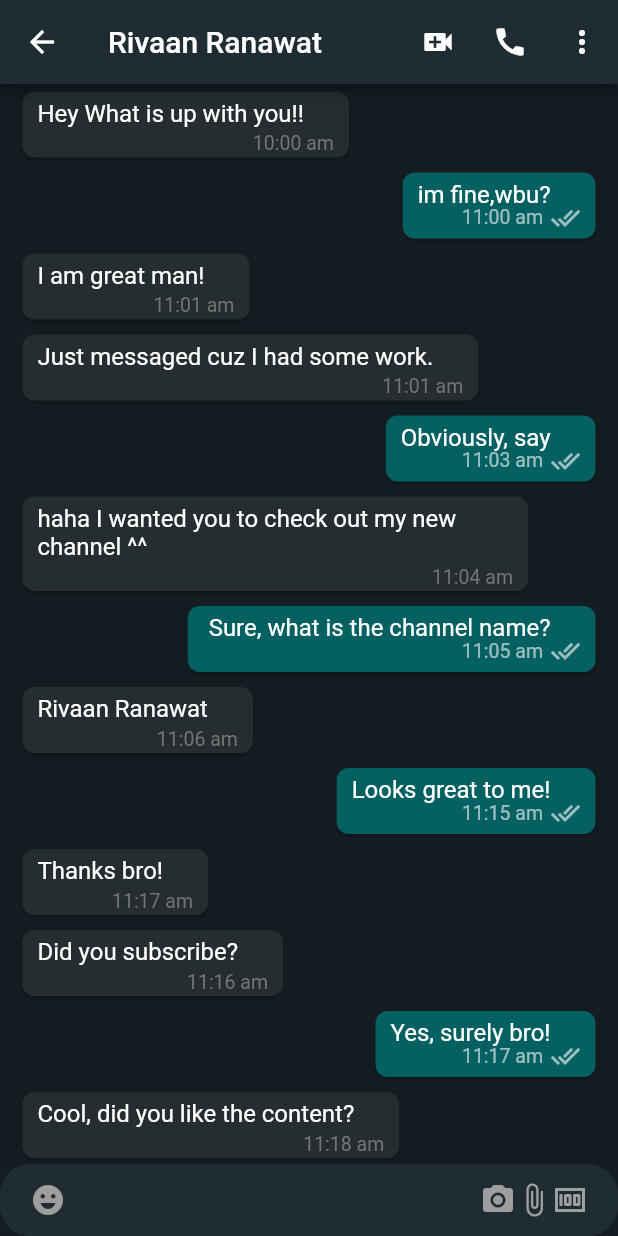
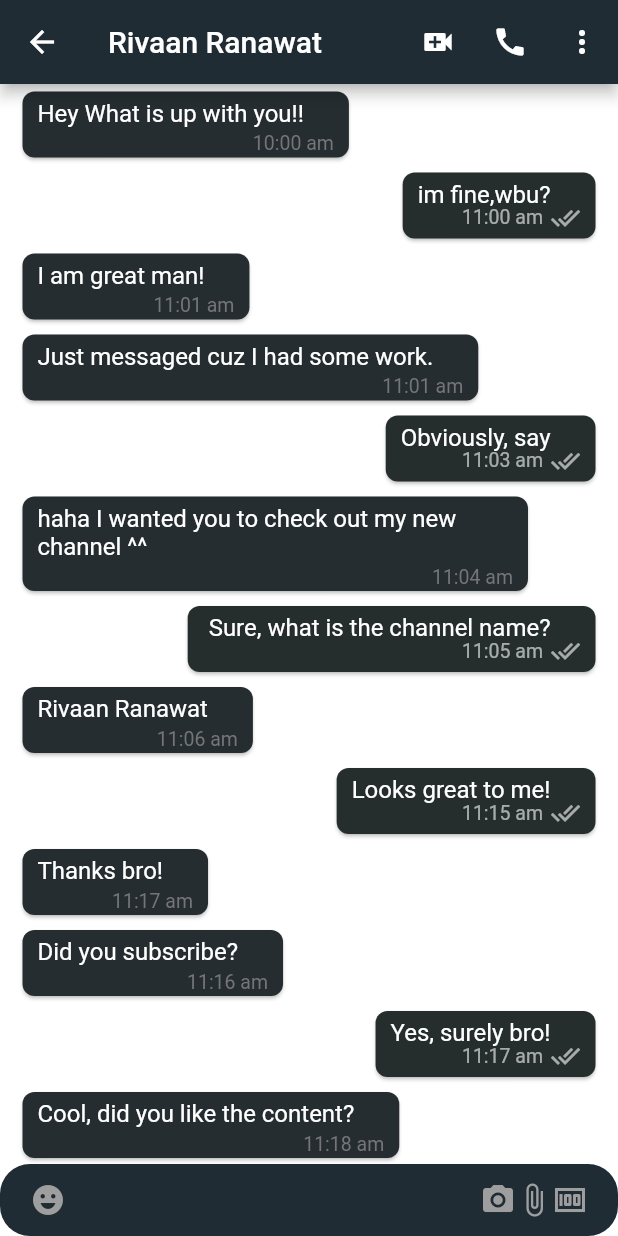
Before and after one commit to Hyakkimaru96/Chat-window, a Flutter app: the MobileChatScreen screen opened directly, on a phone screen of 412 x 824 dp. Run offline on Flutter 3.47's test engine with Material 2 defaults, Android fonts, the phone set to English and light mode, and no system bars; network calls fail.

Commit message:
Update colors.dart

```diff
--- a/lib/colors.dart
+++ b/lib/colors.dart
@@ -1,13 +1,13 @@
 import 'dart:ui';
 
-const backgroundColor = Color.fromRGBO(19, 28, 33,1);
-const textColor = Color.fromRGBO(241, 241, 242, 1);
+const backgroundColor = Color.fromRGBO(255, 255, 255, 1);
+const textColor = Color.fromRGBO(0, 0, 0, 1);
 const appBarColor = Color.fromRGBO(31,44,52,1);
 const webAppBarColor = Color.fromRGBO(42,47,50,1);
-const messageColor = Color.fromRGBO(5, 96, 98, 1);
+const messageColor = Color.fromRGBO(37, 45, 45, 1);
 const senderMessageColor = Color.fromRGBO(37, 45, 49, 1);
-const tabColor = Color.fromRGBO(0, 167, 131, 1);
+const tabColor = Color.fromRGBO(37, 45, 45, 1);
 const searchBarColor = Color.fromRGBO(50, 55, 57, 1);
-const dividerColor = Color.fromRGBO(37, 45, 50, 1);
+const dividerColor = Color.fromRGBO(0, 0, 0, 1);
 const chatBarMessage = Color.fromRGBO(30, 36, 40, 1);
 const mobileChatBoxColor = Color.fromRGBO(31, 44, 52, 1);
```
